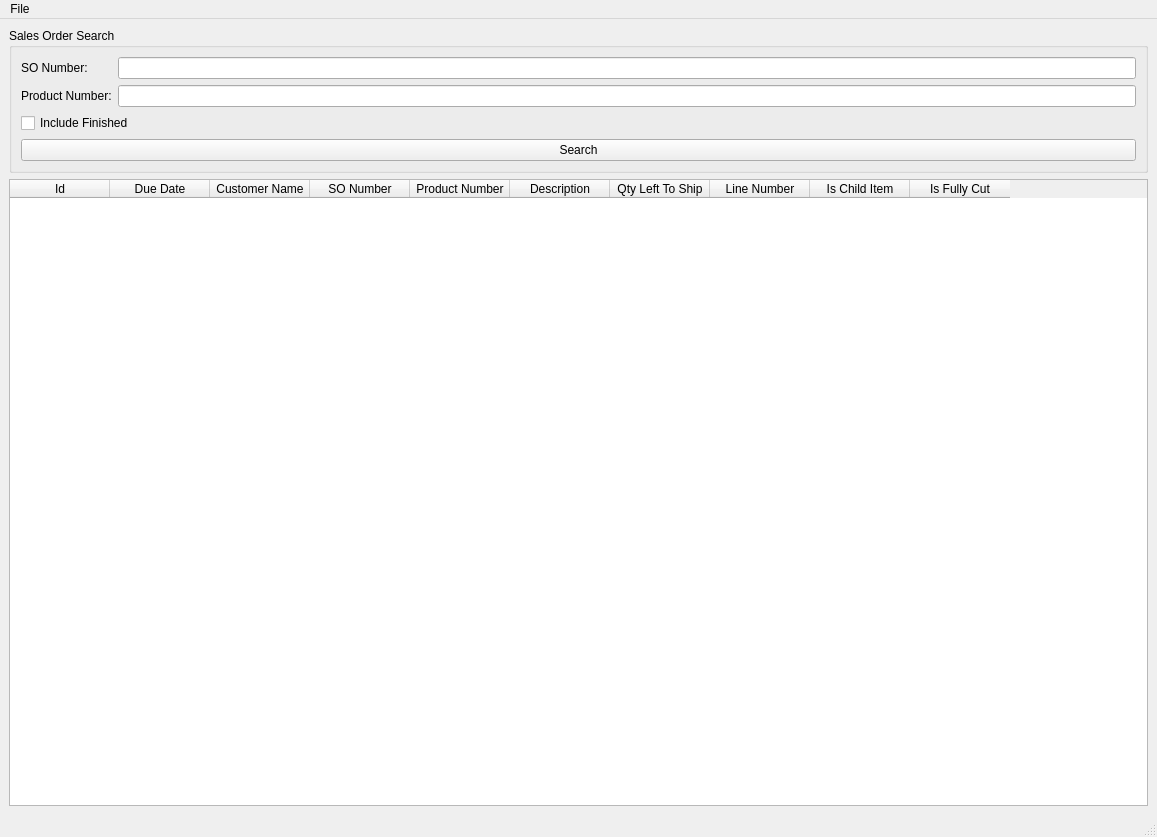
Above: cutlistgenerator/ui/mainwindow_ui.ui from dominickfau/CutListGenerator before the change. Below: the same form after it.
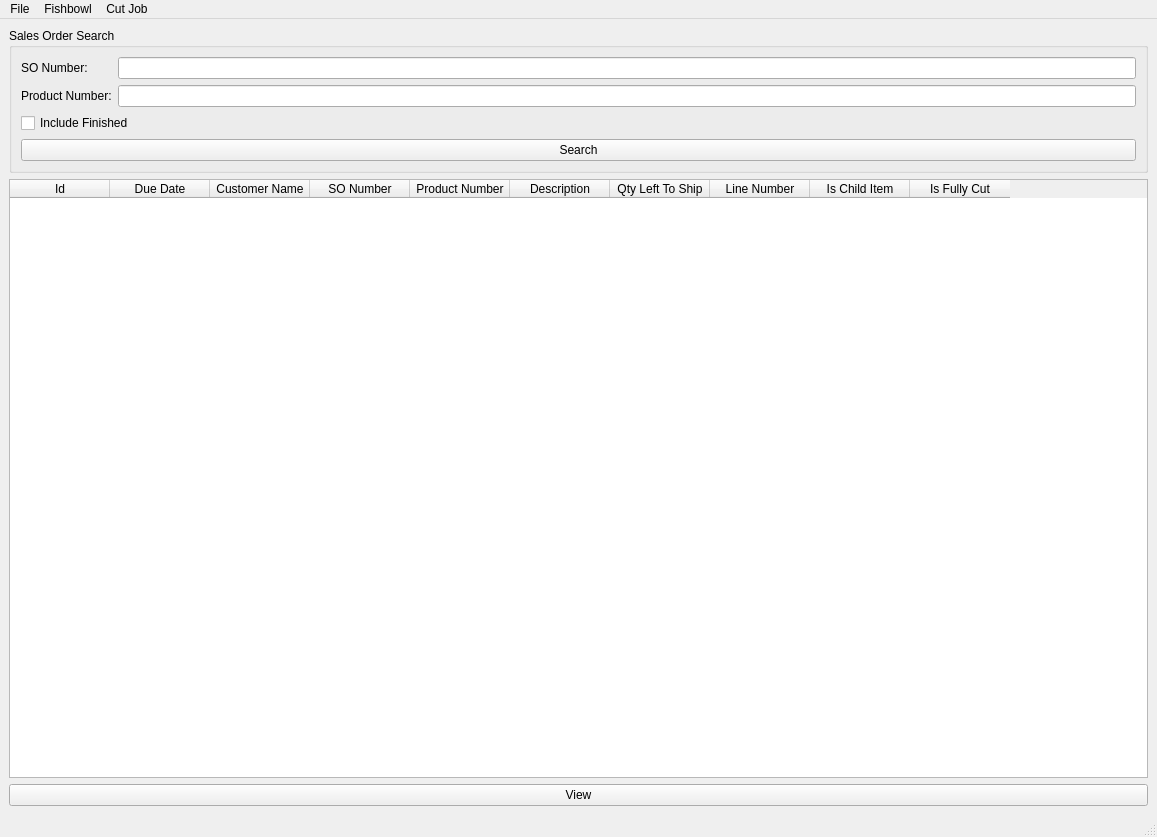
That is the form after the change.

The edit to the form file:
```diff
--- a/cutlistgenerator/ui/mainwindow_ui.ui
+++ b/cutlistgenerator/ui/mainwindow_ui.ui
@@ -122,6 +122,13 @@
       </column>
      </widget>
     </item>
+    <item>
+     <widget class="QPushButton" name="so_view_push_button">
+      <property name="text">
+       <string>View</string>
+      </property>
+     </widget>
+    </item>
    </layout>
   </widget>
   <widget class="QMenuBar" name="menubar">
@@ -137,15 +144,25 @@
     <property name="title">
      <string>File</string>
     </property>
-    <widget class="QMenu" name="menuFishbowl">
-     <property name="title">
-      <string>Fishbowl</string>
-     </property>
-     <addaction name="actionGet_Sales_Order_Data"/>
-    </widget>
-    <addaction name="menuFishbowl"/>
+    <addaction name="actionSettings"/>
+    <addaction name="actionSystem_Properties"/>
+   </widget>
+   <widget class="QMenu" name="menuFishbowl_2">
+    <property name="title">
+     <string>Fishbowl</string>
+    </property>
+    <addaction name="action_fishbowl_Get_Sales_Order_Data"/>
+   </widget>
+   <widget class="QMenu" name="menuCut_Job">
+    <property name="title">
+     <string>Cut Job</string>
+    </property>
+    <addaction name="action_cut_job_Create_New"/>
+    <addaction name="action_cut_job_Show_All_Open"/>
    </widget>
    <addaction name="menuFile"/>
+   <addaction name="menuFishbowl_2"/>
+   <addaction name="menuCut_Job"/>
   </widget>
   <widget class="QStatusBar" name="statusbar"/>
   <action name="actionGet_Current_SO_Data_From_Fishbowl">
```
Left out of the diff: 25 changed lines with no effect on the pictures.
